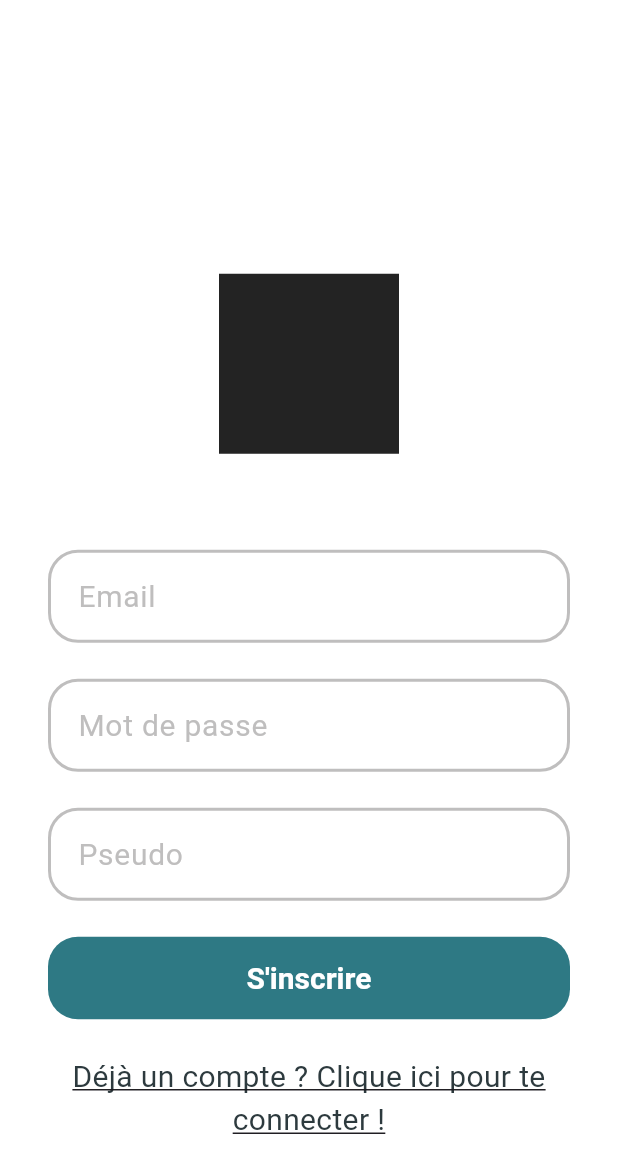
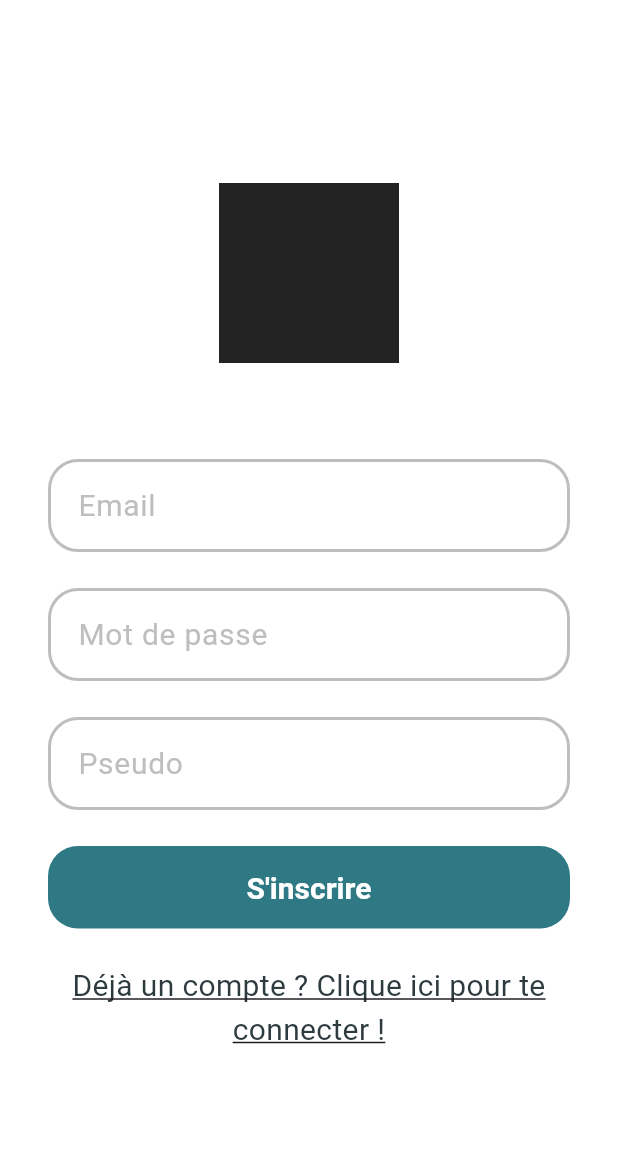
Before and after one commit to Tie-time/tie_time_front, a Flutter app: the screen it shows after launch, after a tap on "Se connecter", after a tap on "Pas encore de compte ? Clique ici pour e", on a phone screen of 412 x 824 dp. Shown: the top 1173 px of the screen. Run offline on Flutter 3.47's test engine with Material 3 defaults, Android fonts, the phone set to English and light mode, and no system bars; our stand-ins replace shared_preferences.

Commit message:
style(logo): Update signin and signup page constrainte form

```diff
--- a/lib/pages/signin.page.dart
+++ b/lib/pages/signin.page.dart
@@ -66,8 +66,12 @@ class _SigninPageState extends State<SigninPage> {
             padding: const EdgeInsets.all(32.0),
             child: Center(
                 child: SingleChildScrollView(
+                    child: ConstrainedBox(
+                        constraints: BoxConstraints(
+                          minHeight: 580.0,
+                        ), // Définir la hauteur minimale de la colonne
                         child: Column(
-                        mainAxisAlignment: MainAxisAlignment.center,
+                            mainAxisAlignment: MainAxisAlignment.start,
                             children: [
                               const SizedBox.square(
                                 dimension: 120.0,
@@ -90,8 +94,9 @@ class _SigninPageState extends State<SigninPage> {
                                 child: const Text(
                                     'Pas encore de compte ? Clique ici pour en créer un !',
                                     textAlign: TextAlign.center,
-                        style: TextStyle(decoration: TextDecoration.underline)),
+                                    style: TextStyle(
+                                        decoration: TextDecoration.underline)),
                               ),
-                ])))));
+                            ]))))));
   }
 }
--- a/lib/pages/signup.page.dart
+++ b/lib/pages/signup.page.dart
@@ -61,7 +61,10 @@ class _SignupPageState extends State<SignupPage> {
             padding: const EdgeInsets.all(32.0),
             child: Center(
                 child: SingleChildScrollView(
-                    padding: EdgeInsets.only(top: 120.0),
+                    child: ConstrainedBox(
+                        constraints: BoxConstraints(
+                          minHeight: 580.0,
+                        ),
                         child: Column(
                             mainAxisAlignment: MainAxisAlignment.start,
                             children: [
@@ -90,6 +93,6 @@ class _SignupPageState extends State<SignupPage> {
                                     style: TextStyle(
                                         decoration: TextDecoration.underline)),
                               ),
-                        ])))));
+                            ]))))));
   }
 }
```
Lines whose indentation alone changed are shown as unchanged.
